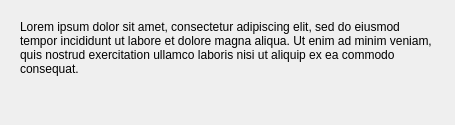
Old version of the form gitfourchette/widgets/statusform.ui in the repository weblate/gitfourchette.
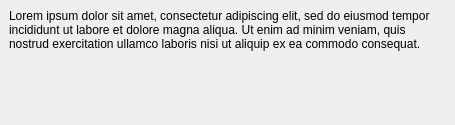
New version of the form.

```diff
--- a/gitfourchette/widgets/statusform.ui
+++ b/gitfourchette/widgets/statusform.ui
@@ -14,6 +14,18 @@
    <string>Form</string>
   </property>
   <layout class="QVBoxLayout" name="verticalLayout">
+   <property name="leftMargin">
+    <number>0</number>
+   </property>
+   <property name="topMargin">
+    <number>0</number>
+   </property>
+   <property name="rightMargin">
+    <number>0</number>
+   </property>
+   <property name="bottomMargin">
+    <number>0</number>
+   </property>
    <item>
     <widget class="QStackedWidget" name="stackedWidget">
      <property name="currentIndex">
```
